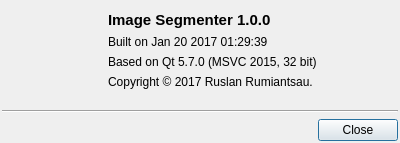
Old version of the form ui/AboutDialog.ui in the repository xt00s/ImageSegmenter.
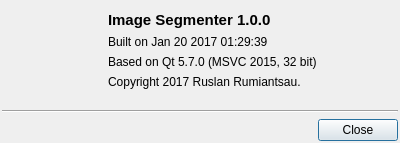
New version of the form. Icons and pictures are not drawn.

Patch:
```diff
--- a/ui/AboutDialog.ui
+++ b/ui/AboutDialog.ui
@@ -106,7 +106,7 @@
        <item>
         <widget class="QLabel" name="copyrightLabel">
          <property name="text">
-          <string>Copyright © 2017 Ruslan Rumiantsau.</string>
+          <string>Copyright 2017 Ruslan Rumiantsau.</string>
          </property>
         </widget>
        </item>
```
